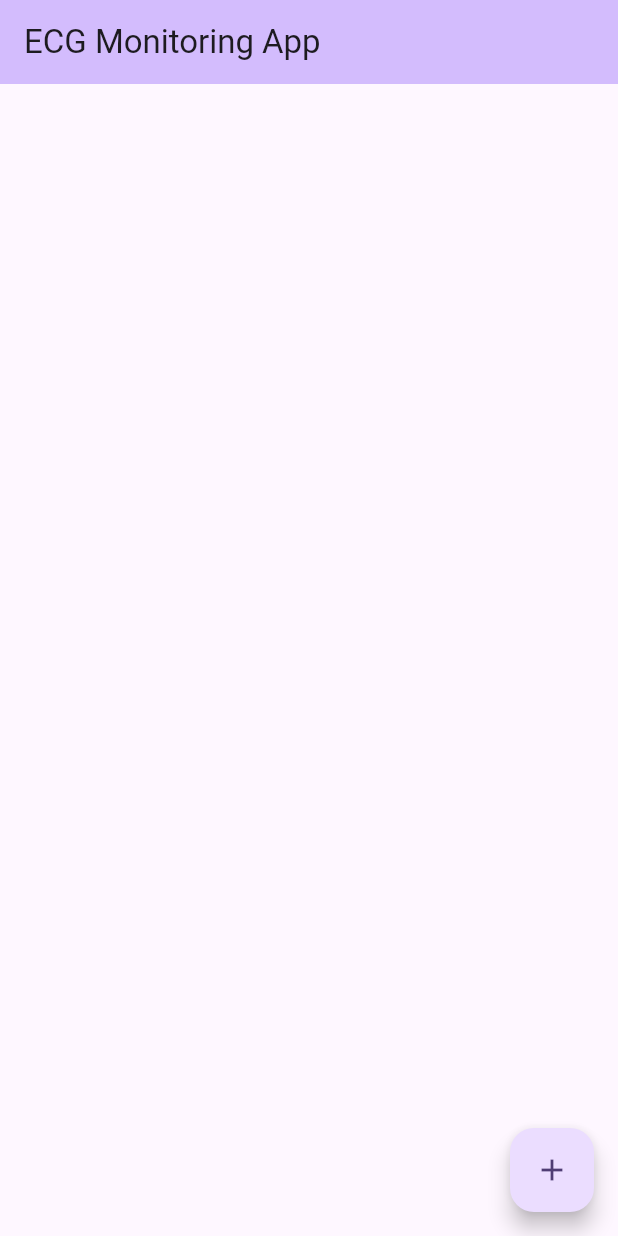
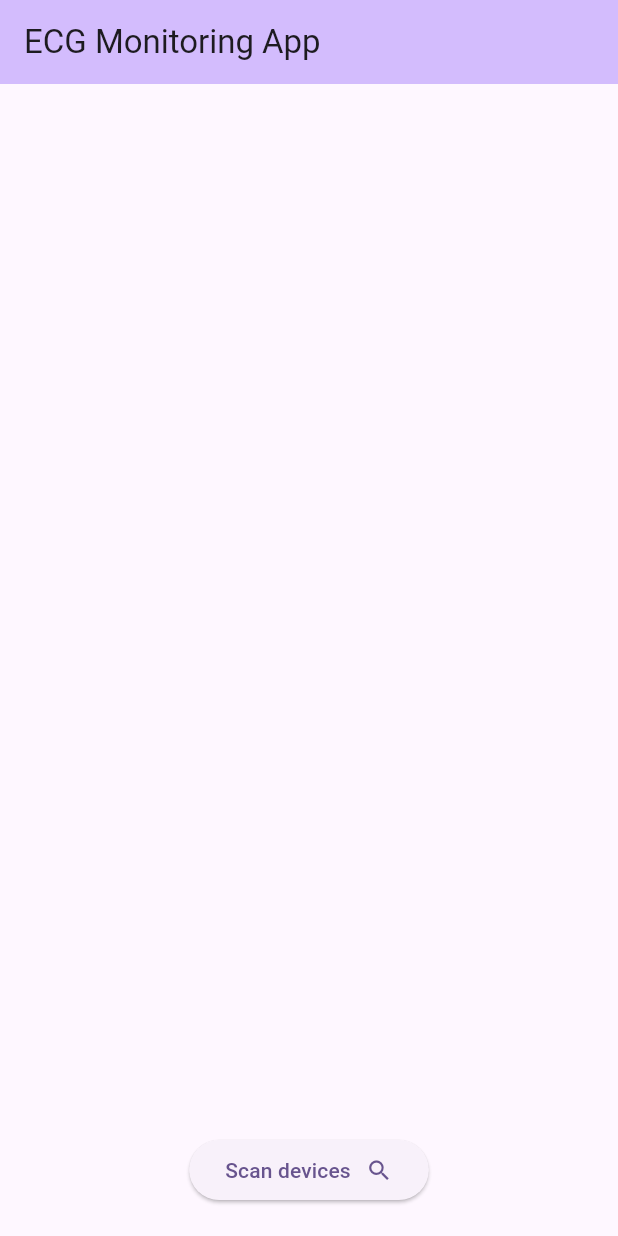
Before and after one commit to biju-borah/EcgApp, a Flutter app: the screen it shows after launch, on a phone screen of 412 x 824 dp. Run offline on Flutter 3.47's test engine with Material 3 defaults, Android fonts, the phone set to English and light mode, and no system bars; our stand-ins replace fluttertoast; missing offline and left inert: usb_serial.

Commit message:
code rebase

```diff
--- a/lib/main.dart
+++ b/lib/main.dart
@@ -1,7 +1,7 @@
-import 'dart:typed_data';
-
+import 'package:ecgapp/graph_page.dart';
 import 'package:flutter/material.dart';
 import 'package:usb_serial/usb_serial.dart';
+import 'package:fluttertoast/fluttertoast.dart';
 
 void main() {
   runApp(const MyApp());
@@ -33,7 +33,25 @@ class MyHomePage extends StatefulWidget {
 }
 
 class _MyHomePageState extends State<MyHomePage> {
-  var text = '';
+  List<String?> allDevices = [];
+
+  Future<void> _getDevices() async {
+    List<UsbDevice> devices = await UsbSerial.listDevices();
+    if (devices.isEmpty) {
+      Fluttertoast.showToast(
+          msg: "No devices found",
+          toastLength: Toast.LENGTH_SHORT,
+          gravity: ToastGravity.BOTTOM,
+          timeInSecForIosWeb: 1,
+          backgroundColor: Colors.red,
+          textColor: Colors.white,
+          fontSize: 16.0);
+      return;
+    }
+    setState(() {
+      allDevices = devices.map((e) => e.deviceName).toList();
+    });
+  }
 
   @override
   Widget build(BuildContext context) {
@@ -42,60 +60,47 @@ class _MyHomePageState extends State<MyHomePage> {
         backgroundColor: Theme.of(context).colorScheme.inversePrimary,
         title: Text(widget.title),
       ),
-      body: SingleChildScrollView(
-        child: Center(
-          child: Column(
-            mainAxisAlignment: MainAxisAlignment.center,
-            children: <Widget>[Text(text)],
-          ),
+      body: Container(
+        height: MediaQuery.of(context).size.height,
+        width: MediaQuery.of(context).size.width,
+        padding: const EdgeInsets.all(20),
+        child: Column(
+          children: [
+            Column(
+              children: <Widget>[
+                for (var i = 0; i < allDevices.length; i++)
+                  Card(
+                    child: ListTile(
+                      title: Text(allDevices[i]!),
+                      onTap: () {
+                        Navigator.push(
+                          context,
+                          MaterialPageRoute(
+                            builder: (context) => GraphPage(id: i),
+                          ),
+                        );
+                      },
+                    ),
+                  ),
+                const SizedBox(height: 5),
+              ],
+            ),
+            Spacer(),
+            ElevatedButton(
+              onPressed: () async {
+                await _getDevices();
+              },
+              child: const Row(
+                mainAxisSize: MainAxisSize.min,
+                children: [
+                  Text('Scan devices'),
+                  SizedBox(width: 10),
+                  Icon(Icons.search),
+                ],
+              ),
+            ),
+          ],
         ),
-      ),
-      floatingActionButton: FloatingActionButton(
-        onPressed: () async {
-          List<UsbDevice> devices = await UsbSerial.listDevices();
-          setState(() {
-            text = devices.toString();
-          });
-          UsbPort port;
-          if (devices.isEmpty) {
-            return;
-          }
-          port = (await devices[0].create())!;
-
-          bool openResult = await port.open();
-          if (!openResult) {
-            setState(() {
-              text += "\nFailed to open port";
-            });
-            return;
-          }
-          setState(() {
-            text += "\nOpened port: $openResult";
-          });
-          await port.setDTR(true);
-          await port.setRTS(true);
-
-          try {
-            await port.setPortParameters(9600, UsbPort.DATABITS_8,
-                UsbPort.STOPBITS_1, UsbPort.PARITY_NONE);
-
-            setState(() {
-              text += "\nParameters set, data is being read...\n";
-            });
-            port.inputStream!.listen((Uint8List event) {
-              setState(() {
-                String dataAsString = String.fromCharCodes(event);
-                text += dataAsString;
-              });
-            });
-          } catch (e) {
-            setState(() {
-              text += "\nFailed to set parameters: $e";
-            });
-          }
-        },
-        tooltip: 'Increment',
-        child: const Icon(Icons.add),
       ),
     );
   }
--- a/pubspec.yaml
+++ b/pubspec.yaml
@@ -36,6 +36,8 @@ dependencies:
   # Use with the CupertinoIcons class for iOS style icons.
   cupertino_icons: ^1.0.2
   usb_serial: ^0.5.0
+  fluttertoast: ^8.0.9
+  syncfusion_flutter_charts: ^25.1.40
 
 dev_dependencies:
   flutter_test:
```
Also changed, not shown: lib/graph_page.dart (added, +99 -0 lines), pubspec.lock.
